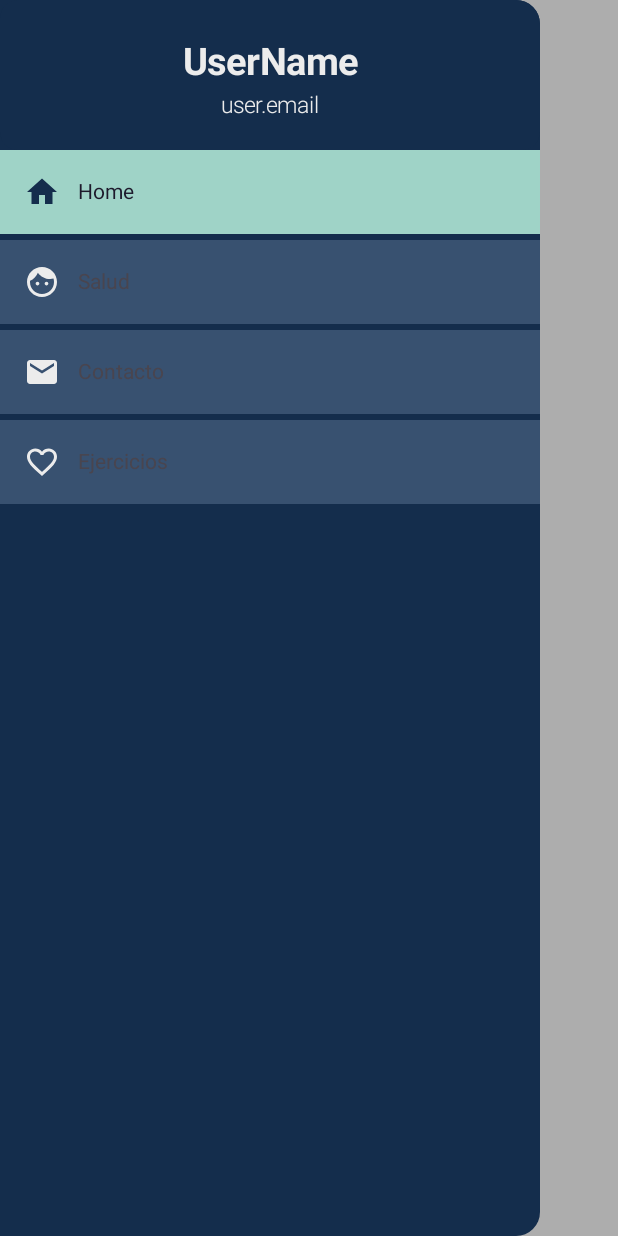
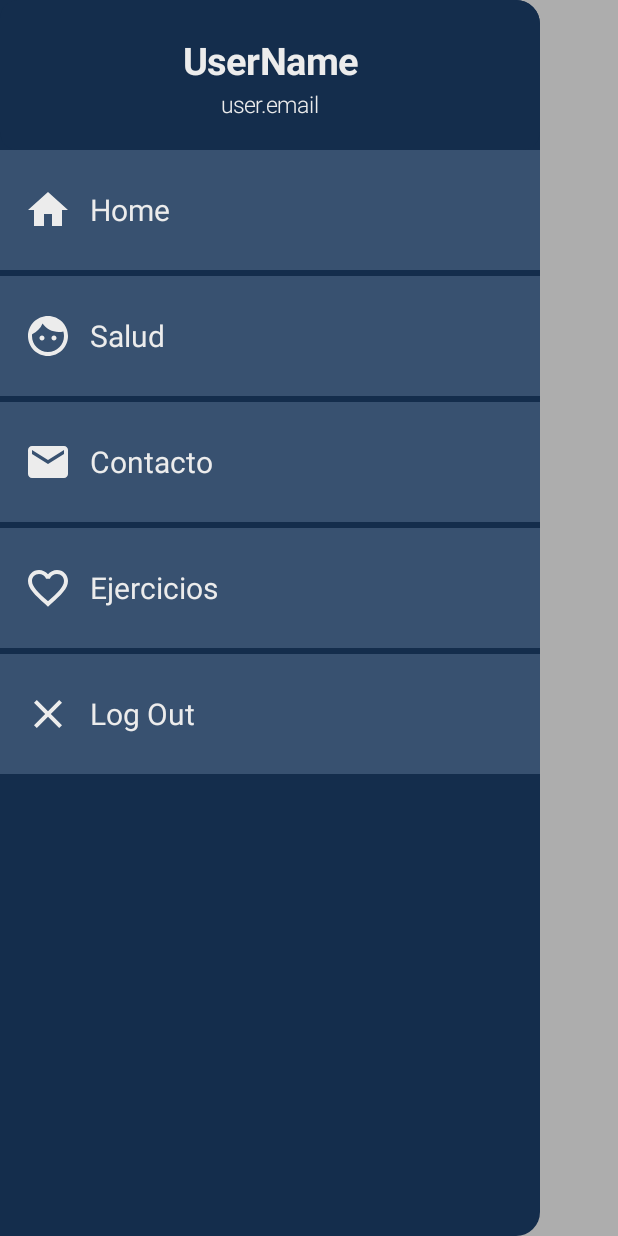
Before and after one commit to Luisnativii/HealthCarePDM, an Android app built with Jetpack Compose: the @Preview function DrawerBarPreview, on a phone screen of 412 x 824 dp. Run offline under Robolectric (Android 15) with nearby library versions, the phone set to English and light mode, and no system bars.

Commit message:
:update: agregando Cerrar sesion y mejorando la visualizacion

```diff
--- a/Client/app/src/main/java/com/micharlie/healthcare/ui/components/DrawerBar.kt
+++ b/Client/app/src/main/java/com/micharlie/healthcare/ui/components/DrawerBar.kt
@@ -1,6 +1,8 @@
 package com.micharlie.healthcare.ui.components
 import androidx.compose.foundation.layout.Column
+import androidx.compose.foundation.layout.height
 import androidx.compose.foundation.layout.padding
+import androidx.compose.foundation.layout.size
 import androidx.compose.material3.DrawerState
 import androidx.compose.material3.DrawerValue
 import androidx.compose.material3.Icon
@@ -21,11 +23,8 @@ import androidx.compose.ui.graphics.RectangleShape
 
 import androidx.compose.ui.tooling.preview.Preview
 import androidx.compose.ui.unit.dp
-
-import com.micharlie.healthcare.ui.theme.primary
-import com.micharlie.healthcare.ui.theme.secondary
-import com.micharlie.healthcare.ui.theme.tertiary
-import com.micharlie.healthcare.ui.theme.white
+import androidx.compose.ui.unit.sp
+import com.micharlie.healthcare.ui.theme.*
 import com.micharlie.healthcare.utils.NoSessionItems
 import com.micharlie.healthcare.utils.SessionItems
 import kotlinx.coroutines.launch
@@ -41,7 +40,7 @@ fun DrawerBar( drawerState: DrawerState,sessionState: Boolean, content: @Composa
  *     :todo: falta extreaer la informacion de usuari, actualmente esta con placeholder
  *   */
     var selectedItemIndex by remember {
-        mutableIntStateOf(0)
+        mutableIntStateOf(5)
     }
     val scope = rememberCoroutineScope()
     ModalNavigationDrawer(
@@ -66,19 +65,23 @@ fun DrawerBar( drawerState: DrawerState,sessionState: Boolean, content: @Composa
                 SessionItems.forEachIndexed {
                     index, item ->
                     NavigationDrawerItem(
-                        label = { Text(item.title) },
+                        label = { Text(item.title,fontSize = 20.sp) },
                         shape =  RectangleShape,
-                        modifier = Modifier.padding(0.dp,0.dp,0.dp,4.dp),
+                        modifier = Modifier.padding(0.dp,0.dp,0.dp,4.dp).height(80.dp),
                         onClick = {selectedItemIndex = index
                                   scope.launch { drawerState.close() }},
                         selected = index == selectedItemIndex,
-                        icon = { Icon(imageVector = item.icon, contentDescription = "$item" ) },
+                        icon = { Icon(imageVector = item.icon, contentDescription = "$item",
+                            Modifier.size(32.dp) ) },
                         colors = NavigationDrawerItemDefaults.colors(
                             unselectedContainerColor = secondary,
                             selectedContainerColor = tertiary,
-                            selectedIconColor = primary,
+                            selectedIconColor = white,
                             unselectedIconColor = white,
-                        )
+                            selectedTextColor = white,
+                            unselectedTextColor = white,
+                        ),
+
                     )
 
 
@@ -96,12 +99,15 @@ fun DrawerBar( drawerState: DrawerState,sessionState: Boolean, content: @Composa
                         onClick = {selectedItemIndex = index
                             scope.launch { drawerState.close() }},
                         selected = index == selectedItemIndex,
-                        icon = { Icon(imageVector = item.icon, contentDescription = "$item" ) },
+                        icon = { Icon(imageVector = item.icon, contentDescription = "$item",
+                            Modifier.size(32.dp)
+                        ) },
                         colors = NavigationDrawerItemDefaults.colors(
                             unselectedContainerColor = secondary,
                             selectedContainerColor = tertiary,
                             selectedIconColor = primary,
                             unselectedIconColor = white,
+
                         )
                     )
 
--- a/Client/app/src/main/java/com/micharlie/healthcare/ui/screens/homeScreen/HomeScreen.kt
+++ b/Client/app/src/main/java/com/micharlie/healthcare/ui/screens/homeScreen/HomeScreen.kt
@@ -13,7 +13,7 @@ import com.micharlie.healthcare.ui.components.TopBar
 @Composable
 fun HomeScreen() {
     val drawerState = rememberDrawerState(DrawerValue.Closed)
- DrawerBar(drawerState = drawerState, sessionState = true )
+ DrawerBar(drawerState = drawerState, sessionState = false )
  {
      Scaffold {
             TopBar(drawerState = drawerState)
--- a/Client/app/src/main/java/com/micharlie/healthcare/utils/ItemsDrawer.kt
+++ b/Client/app/src/main/java/com/micharlie/healthcare/utils/ItemsDrawer.kt
@@ -41,6 +41,11 @@ data object ExerciseItem: ItemsDrawer(
     title = "Ejercicios",
     route = ""
 )
+data object LogOutItem: ItemsDrawer(
+    icon = Icons.Default.Close,
+    title = "Log Out",
+    route = ""
+)
 val NoSessionItems = listOf(
     RegisterItem,
     LoginItem
@@ -49,5 +54,6 @@ val SessionItems = listOf(
     HomeItem,
     HealthItem,
     ContactItem,
-    ExerciseItem
+    ExerciseItem,
+    LogOutItem
 )
```
